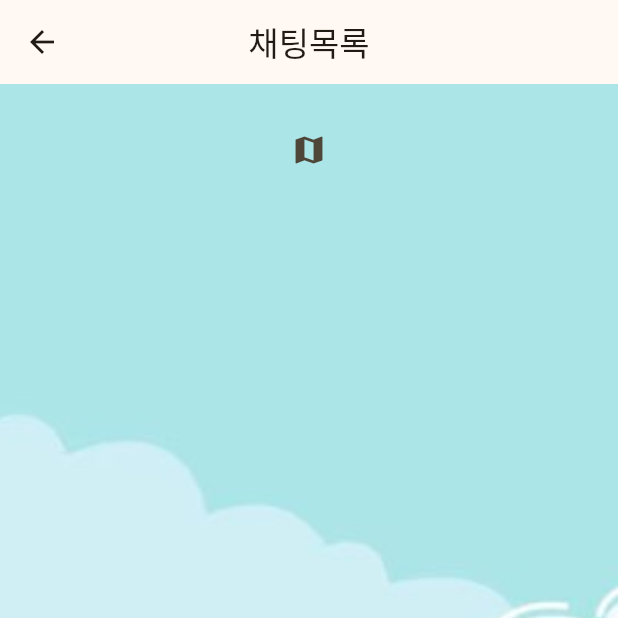
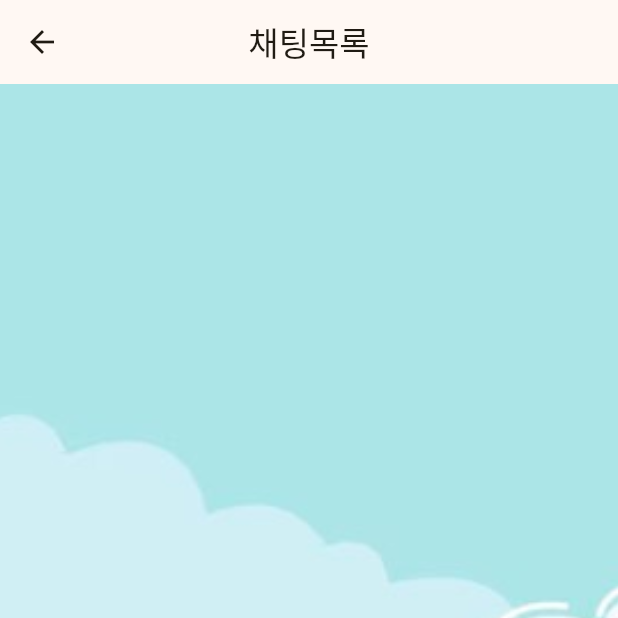
Before and after one commit to Pet4Ever/pet_4_ever, a Flutter app: the ChatListPage screen opened directly, on a phone screen of 412 x 824 dp, the top half of it. Run offline on Flutter 3.47's test engine with Material 3 defaults, Android fonts, the phone set to English and light mode, and no system bars; our stand-ins replace auto_size_text, cloud_firestore, dio, firebase_auth, firebase_core, firebase_storage and 6 more; accounts and stored records are empty; network calls fail.

Commit message:
feat: chat 조회 수정중

```diff
--- a/lib/data/model/chat.dart
+++ b/lib/data/model/chat.dart
@@ -1,18 +1,21 @@
 import 'dart:convert';
 
 import 'package:pet_4_ever/data/model/message.dart';
+import 'package:pet_4_ever/data/model/pet.dart';
 
 class Chat {
   String id;
   String pet_id;
   List<String> users;
   Message? recentMessage;
+  Pet pet;
 
   Chat({
     required this.id,
     required this.pet_id,
     required this.users,
     required this.recentMessage,
+    required this.pet,
   });
 
   Chat.fromJson(Map<String, dynamic> map)
@@ -23,6 +26,7 @@ class Chat {
           recentMessage: map['recentMessage'] != null
               ? Message.fromJson(map['recentMessage'])
               : null,
+          pet: Pet.fromJson(map['pet']),
         );
 
   Map<String, dynamic> toJson() {
--- a/lib/ui/pages/home/_tab/chat/chat_list_page.dart
+++ b/lib/ui/pages/home/_tab/chat/chat_list_page.dart
@@ -28,22 +28,22 @@ class ChatListPage extends StatelessWidget {
           builder: (context, ref, child) {
             final chats = ref.watch(chatViewModel);
             return ListView.separated(
-              itemCount: chats.length + 1,
+              itemCount: chats.length,
               separatorBuilder: (context, index) => SizedBox(height: 12),
               itemBuilder: (context, index) {
-                if (index == chats.length) {
-                  return IconButton(
-                    onPressed: () {
-                      Navigator.push(context, MaterialPageRoute(
-                        builder: (context) {
-                          final latLng = ref.watch(homeViewModel).latLng;
-                          return MapPage(latLng);
-                        },
-                      ));
-                    },
-                    icon: Icon(Icons.map),
-                  );
-                }
+                // if (index == chats.length) {
+                //   return IconButton(
+                //     onPressed: () {
+                //       Navigator.push(context, MaterialPageRoute(
+                //         builder: (context) {
+                //           final latLng = ref.watch(homeViewModel).latLng;
+                //           return MapPage(latLng);
+                //         },
+                //       ));
+                //     },
+                //     icon: Icon(Icons.map),
+                //   );
+                // }
                 var item = chats[index];
                 return chatListItem(context, item);
               },
--- a/lib/ui/pages/home/home_page.dart
+++ b/lib/ui/pages/home/home_page.dart
@@ -35,8 +35,8 @@ class _HomePageState extends ConsumerState<HomePage> {
       body: IndexedStack(
         index: state.currentIndex,
         children: [
+          ChatListPage(),
           FriendsPage(),
-          ChatListPage(),
           Mypage(),
         ],
       ),
```
Also changed, not shown: lib/data/repository/chat_repository.dart (+17 -2 lines), lib/ui/pages/chat_detail/chat_detail_page.dart (+2 -5 lines).
